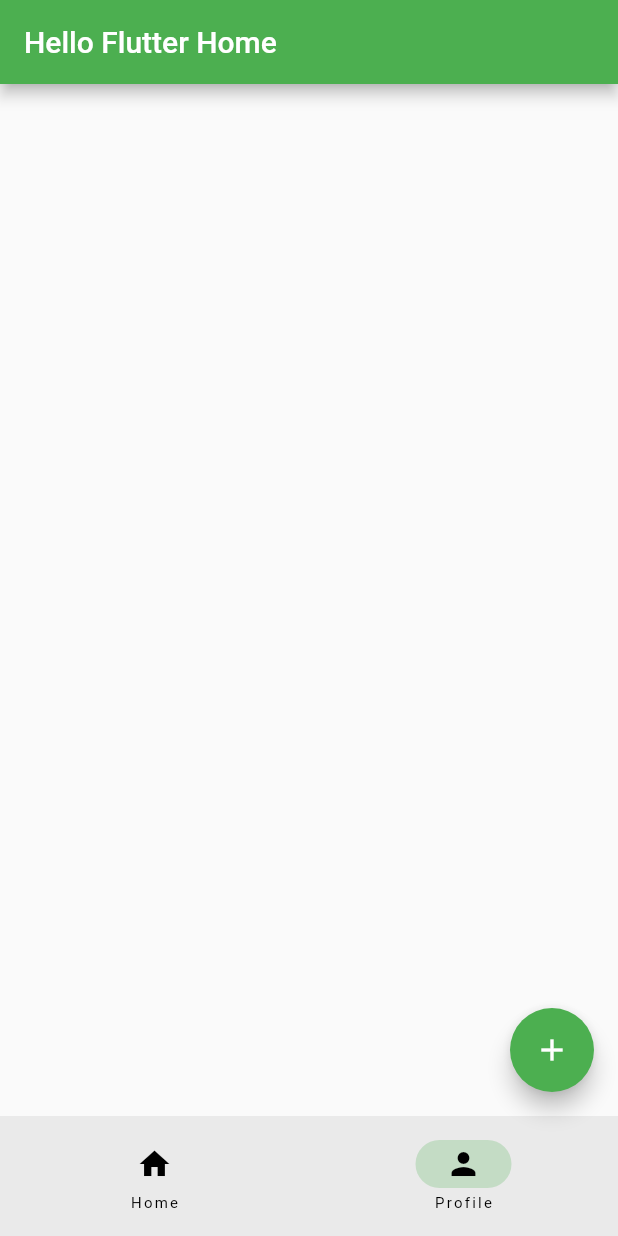
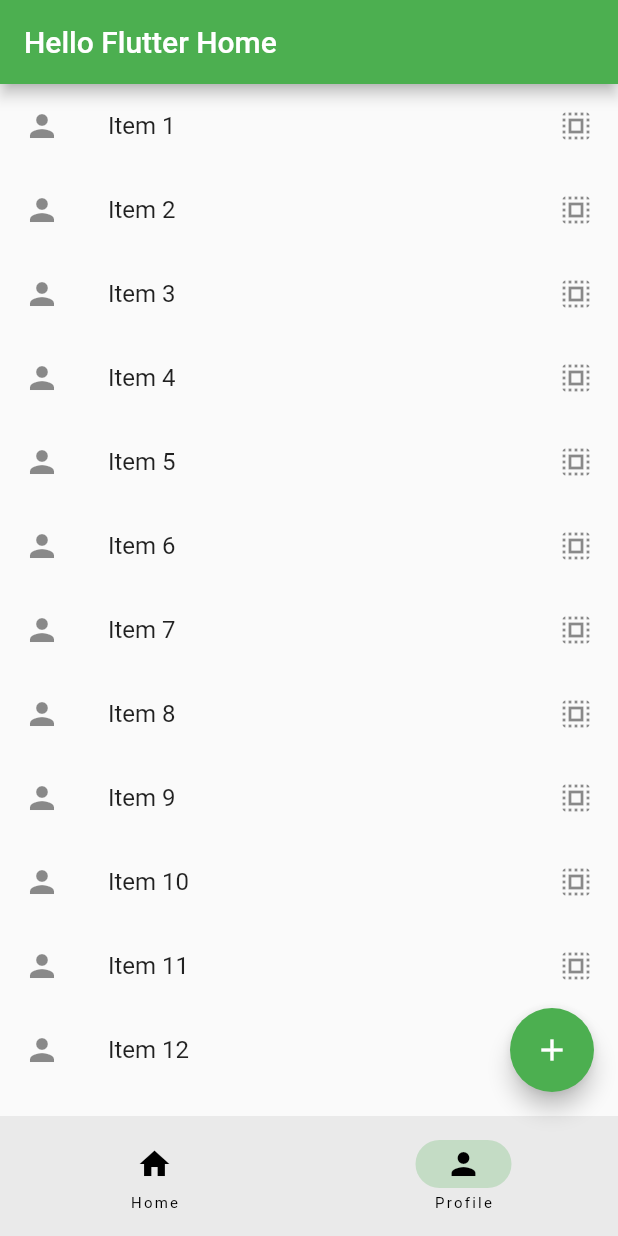
Before and after one commit to kafousis/hello_flutter, a Flutter app: the screen it shows after launch, item 2 of the bottom bar chosen, on a phone screen of 412 x 824 dp. Run offline on Flutter 3.47's test engine with Material 2 defaults, Android fonts, the phone set to English and light mode, and no system bars.

Commit message:
ListView

```diff
--- a/lib/profile.dart
+++ b/lib/profile.dart
@@ -1,10 +1,23 @@
 import 'package:flutter/material.dart';
+
+const int itemCount = 20;
 
 class Profile extends StatelessWidget {
   const Profile({Key? key}) : super(key: key);
 
   @override
   Widget build(BuildContext context) {
-    return Container();
+    return ListView.builder(
+        itemCount: itemCount,
+        itemBuilder: (BuildContext context, int index) {
+      return ListTile(
+        title: Text('Item ${(index+1)}'),
+        leading: const Icon(Icons.person),
+        trailing: const Icon(Icons.select_all),
+        onTap: (){
+          debugPrint('Item ${(index+1)} selected');
+        },
+      );
+    });
   }
 }
```
